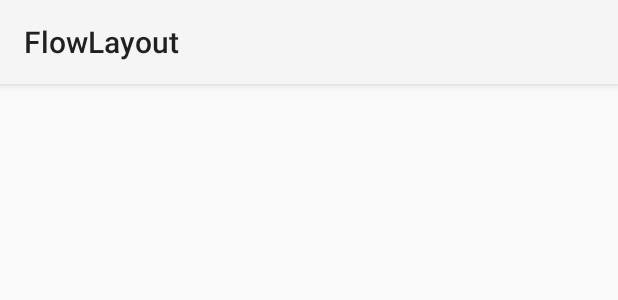
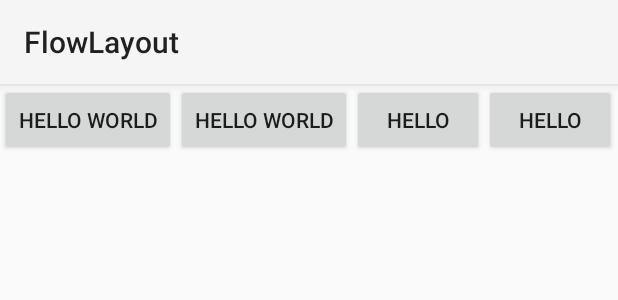
Before and after one commit to t154191277/Android-FlowLayout, an Android app: the layout activity_main.xml on its own in the app's theme, with its tools: preview values and no code run, on a phone screen of 412 x 824 dp. Shown: the top 300 px of the screen. Run offline under Robolectric (Android 15) with nearby library versions, the phone set to English and light mode, and no system bars.

Commit message:
add onLayout

```diff
--- a/app/src/main/java/wmlove/flowlayout/FlowLayout.java
+++ b/app/src/main/java/wmlove/flowlayout/FlowLayout.java
@@ -5,6 +5,9 @@ import android.util.AttributeSet;
 import android.util.Log;
 import android.view.View;
 import android.view.ViewGroup;
+
+import java.util.ArrayList;
+import java.util.List;
 
 /**
  * Created by Administrator on 2015/6/4.
@@ -14,7 +17,7 @@ public class FlowLayout extends ViewGroup{
     public FlowLayout(Context context) {
         super(context,null);
     }
-/
+
     public FlowLayout(Context context, AttributeSet attrs, int defStyleAttr) {
         super(context, attrs, defStyleAttr);
     }
@@ -27,7 +30,7 @@ public class FlowLayout extends ViewGroup{
     protected void onMeasure(int widthMeasureSpec, int heightMeasureSpec) {
         int sizeWidth = MeasureSpec.getSize(widthMeasureSpec);
         int modeWidth = MeasureSpec.getMode(widthMeasureSpec);
-        int sizeHeigh = MeasureSpec.getSize(widthMeasureSpec);
+        int sizeHeight = MeasureSpec.getSize(widthMeasureSpec);
         int modeHeight = MeasureSpec.getMode(widthMeasureSpec);
 
 
@@ -57,26 +60,94 @@ public class FlowLayout extends ViewGroup{
                 lineHeight = Math.max(lineHeight,childHeight);
             }
 
-            if(i == cCount - 1){
+            if(i == cCount-1 ){
                 width = Math.max(width,lineWidth);
                 height += lineHeight;
             }
         }
 
         Log.i("TAG","sizeWidth="+sizeWidth);
-        Log.i("TAG","sizeHeight="+sizeHeigh);
+        Log.i("TAG","sizeHeight="+sizeHeight);
 
-        setMeasuredDimension((modeWidth == MeasureSpec.AT_MOST) ? width : sizeWidth
-                , (modeHeight == MeasureSpec.AT_MOST) ? height : sizeHeigh);
+        setMeasuredDimension((modeWidth == MeasureSpec.EXACTLY) ? sizeWidth : width + getMeasuredWidth()
+                , (modeHeight == MeasureSpec.EXACTLY) ? sizeHeight : height + getMeasuredHeight());
     }
 
+    private List<List<View>> mAllViews = new ArrayList<List<View>>();
+    private List<Integer> mLineHeight =  new ArrayList<Integer>();
+
+
     @Override
-    protected LayoutParams generateLayoutParams(LayoutParams p) {
-        return new MarginLayoutParams(p);
+    public LayoutParams generateLayoutParams(AttributeSet attrs) {
+        return new MarginLayoutParams(getContext(),attrs);
     }
 
     @Override
     protected void onLayout(boolean b, int i, int i1, int i2, int i3) {
+        mAllViews.clear();
+        mLineHeight.clear();
 
+        int width = getWidth();
+        int height = getHeight();
+
+        int lineWidth = 0;
+        int lineHeight = 0;
+
+        List<View> lineViews = new ArrayList<View>();
+
+        int cCount = getChildCount();
+
+        for(int j = 0; j<cCount;j++){
+            View child = getChildAt(j);
+            MarginLayoutParams lp = (MarginLayoutParams) child.getLayoutParams();
+
+            int childWidth = child.getMeasuredWidth();
+            int childHeight = child.getMeasuredHeight();
+
+            if(childWidth + lineWidth + lp.leftMargin + lp.rightMargin > width - getPaddingLeft() - getPaddingRight()){
+                mLineHeight.add(lineHeight);
+                mAllViews.add(lineViews);
+                lineWidth = 0;
+                lineHeight = childHeight + lp.topMargin + lp.bottomMargin;
+                lineViews = new ArrayList<View>();
+            }
+            lineWidth += childWidth + lp.leftMargin + lp.rightMargin;
+            lineHeight = Math.max(lineHeight,childHeight + lp.topMargin +lp.bottomMargin);
+            lineViews.add(child);
+        }
+
+        mAllViews.add(lineViews);
+        mLineHeight.add(lineHeight);
+
+        int left = 0;
+        int top = 0;
+
+        int lineNum = mAllViews.size();
+
+        for(int x =0;x<lineNum;x++){
+            lineViews = mAllViews.get(x);
+            lineHeight = mLineHeight.get(x);
+
+            for(int j=0;j<lineViews.size();j++){
+                View child = lineViews.get(j);
+                if(child.getVisibility()==View.GONE){
+                    continue;
+                }
+
+                MarginLayoutParams lp = (MarginLayoutParams) child.getLayoutParams();
+
+                int lc = left + lp.leftMargin;
+                int tc = top + lp.topMargin;
+                int rc = lc + child.getMeasuredWidth();
+                int bc = tc + child.getMeasuredHeight();
+
+                child.layout(lc,tc,rc,bc);
+
+                left += child.getMeasuredWidth() +lp.leftMargin +lp.rightMargin;
+
+            }
+            left = 0;
+            top += lineHeight;
+        }
     }
 }
--- a/app/src/main/res/layout/activity_main.xml
+++ b/app/src/main/res/layout/activity_main.xml
@@ -4,8 +4,29 @@
      tools:context=".MainActivity">
 
     <wmlove.flowlayout.FlowLayout
-        android:layout_width="200dp"
-        android:layout_height="200dp">
+        android:layout_width="fill_parent"
+        android:layout_height="fill_parent">
+
+        <Button
+            android:text="Hello world"
+            android:layout_width="wrap_content"
+            android:layout_height="wrap_content" />
+
+        <Button
+            android:text="Hello world"
+            android:layout_width="wrap_content"
+            android:layout_height="wrap_content" />
+
+        <Button
+            android:text="Hello"
+            android:layout_width="wrap_content"
+            android:layout_height="wrap_content" />
+
+        <Button
+            android:text="Hello"
+            android:layout_width="wrap_content"
+            android:layout_height="wrap_content" />
+
     </wmlove.flowlayout.FlowLayout>
 
 </RelativeLayout>
```
Also changed, not shown: gradle/wrapper/gradle-wrapper.properties, 3 other files.
